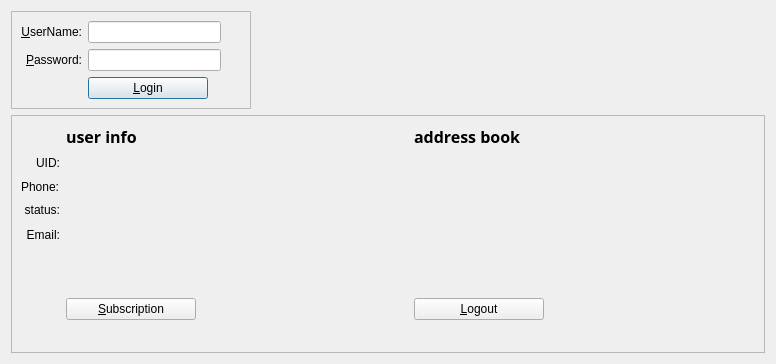
Above: src/qt/forms/logindialog.ui from niniwzw/macoin before the change. Below: the same form after it.
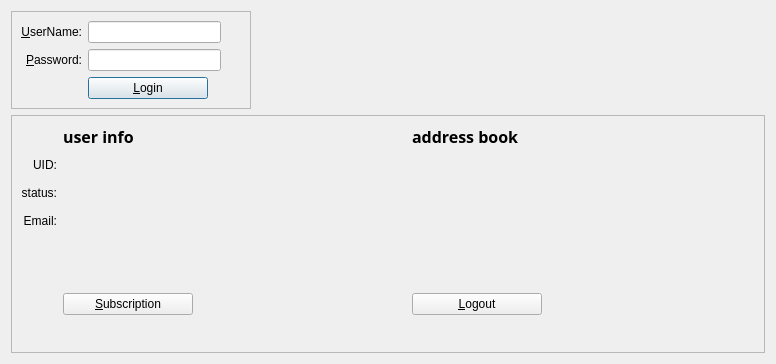
That is the form after the change. Icons and pictures are not drawn.

What changed in the file:
```diff
--- a/src/qt/forms/logindialog.ui
+++ b/src/qt/forms/logindialog.ui
@@ -247,39 +247,6 @@
          </widget>
         </item>
         <item row="2" column="0">
-         <widget class="QLabel" name="label_phone">
-          <property name="toolTip">
-           <string>Phone</string>
-          </property>
-          <property name="text">
-           <string>Phone:</string>
-          </property>
-          <property name="buddy">
-           <cstring>phoneLabel</cstring>
-          </property>
-         </widget>
-        </item>
-        <item row="2" column="1">
-         <widget class="QLabel" name="phoneLabel">
-          <property name="toolTip">
-           <string>phone.</string>
-          </property>
-         </widget>
-        </item>
-        <item row="2" column="2">
-         <widget class="QLabel" name="label_Address2">
-          <property name="toolTip">
-           <string>Address.</string>
-          </property>
-          <property name="text">
-           <string/>
-          </property>
-          <property name="buddy">
-           <cstring>addressLabel</cstring>
-          </property>
-         </widget>
-        </item>
-        <item row="3" column="0">
          <widget class="QLabel" name="label_status">
           <property name="text">
            <string>status:</string>
@@ -289,14 +256,14 @@
           </property>
          </widget>
         </item>
-        <item row="3" column="1">
+        <item row="2" column="1">
          <widget class="QLabel" name="statusLabel">
           <property name="toolTip">
            <string>status.</string>
           </property>
          </widget>
         </item>
-        <item row="3" column="2">
+        <item row="2" column="2">
          <widget class="QLabel" name="label_Address3">
           <property name="toolTip">
            <string>Address</string>
@@ -309,7 +276,7 @@
           </property>
          </widget>
         </item>
-        <item row="4" column="2">
+        <item row="3" column="2">
          <spacer name="horizontalSpacer_3">
           <property name="orientation">
            <enum>Qt::Horizontal</enum>
@@ -322,7 +289,7 @@
           </property>
          </spacer>
         </item>
-        <item row="4" column="0">
+        <item row="3" column="0">
          <widget class="QLabel" name="label_email">
           <property name="toolTip">
            <string>Email.</string>
@@ -338,20 +305,20 @@
           </property>
          </widget>
         </item>
-        <item row="4" column="1">
+        <item row="3" column="1">
          <widget class="QLabel" name="emailLabel">
           <property name="toolTip">
            <string>email.</string>
           </property>
          </widget>
         </item>
-        <item row="5" column="0">
+        <item row="4" column="0">
          <widget class="QLabel" name="blank_label1"/>
         </item>
-        <item row="6" column="0">
+        <item row="5" column="0">
          <widget class="QLabel" name="blank_label2"/>
         </item>
-        <item row="7" column="1">
+        <item row="6" column="1">
          <layout class="QHBoxLayout" name="horizontalLayout_2">
           <item>
            <widget class="QPushButton" name="SubscriptButton">
@@ -385,7 +352,7 @@
           </item>
          </layout>
         </item>
-        <item row="7" column="2">
+        <item row="6" column="2">
          <layout class="QHBoxLayout" name="horizontalLayout_3">
           <item>
            <widget class="QPushButton" name="LogoutButton">
@@ -419,7 +386,7 @@
           </item>
          </layout>
         </item>
-        <item row="8" column="0">
+        <item row="7" column="0">
          <widget class="QLabel" name="blank_label3"/>
         </item>
        </layout>
```
Left out of the diff: 4 changed lines with no effect on the pictures.
